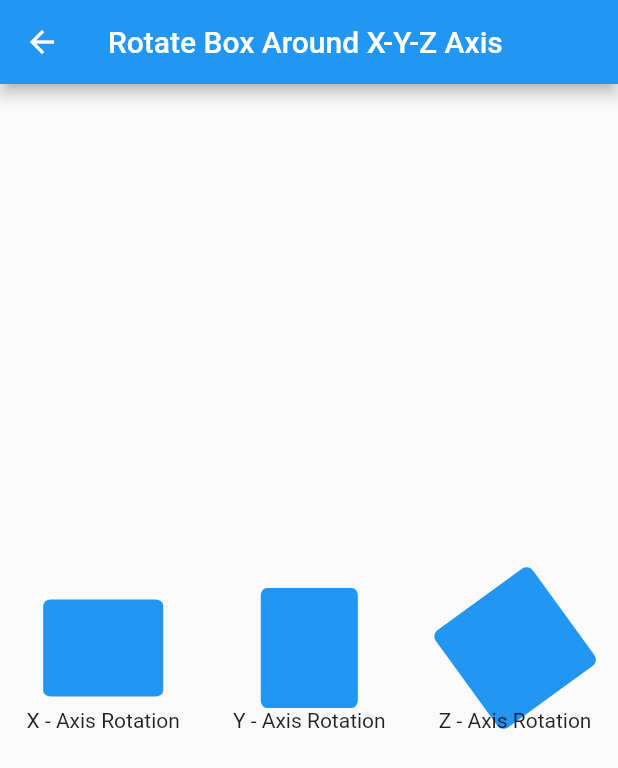
After one commit to maykhid/my-flutter-animations, a Flutter app: the RotateBoxAroundYAxis screen opened by its route, on a phone screen of 412 x 824 dp. The commit adds this screen. Shown: the top 768 px of the screen. Run offline on Flutter 3.47's test engine with Material 2 defaults, Android fonts, the phone set to English and light mode, and no system bars.

Commit message:
update: animate boxes that rotates about x, y, z axis

```diff
--- /dev/null
+++ b/lib/app/screens/box_rotates_X_Y_Z_axis.dart
@@ -0,0 +1,128 @@
+// ignore: file_names
+
+///* Note to Self:
+/// pi = 180°, 2pi = 360°
+/// alignment param in Transform, dictates the pivot point e.g topLeft - means hold the top left corner of the widget
+///
+import 'dart:math';
+
+import 'package:flutter/material.dart';
+
+class RotateBoxAroundYAxis extends StatefulWidget {
+  const RotateBoxAroundYAxis({super.key});
+
+  @override
+  State<RotateBoxAroundYAxis> createState() => _RotateBoxAroundYAxisState();
+}
+
+class _RotateBoxAroundYAxisState extends State<RotateBoxAroundYAxis>
+    with SingleTickerProviderStateMixin {
+  late AnimationController _rotationController;
+  late Animation<double> _rotation;
+
+  @override
+  void initState() {
+    super.initState();
+
+    _rotationController = AnimationController(
+      duration: const Duration(milliseconds: 1000),
+      vsync: this,
+    )..repeat();
+
+    // generate values from 0 --> 2 * pi (in rad), basically from 0 - 360° (in degrees)
+    _rotation =
+        Tween<double>(begin: 0.0, end: 2 * pi).animate(_rotationController);
+  }
+
+  @override
+  void dispose() {
+    _rotationController.dispose();
+    super.dispose();
+  }
+
+  @override
+  Widget build(BuildContext context) {
+    return Scaffold(
+      appBar: AppBar(
+        title: const Text('Rotate Box Around X-Y-Z Axis'),
+      ),
+      body: Row(
+        mainAxisAlignment: MainAxisAlignment.spaceAround,
+        crossAxisAlignment: CrossAxisAlignment.center,
+        children: [
+          // X - Axis Rotation
+          Column(
+            mainAxisAlignment: MainAxisAlignment.center,
+            children: [
+              AnimatedBuilder(
+                  animation: _rotation,
+                  builder: (context, _) {
+                    return Transform(
+                      transform: Matrix4.identity()..rotateX(_rotation.value),
+                      alignment: Alignment.center,
+                      child: Container(
+                        height: 80,
+                        width: 80,
+                        decoration: BoxDecoration(
+                          color: Colors.blue,
+                          borderRadius: BorderRadius.circular(5),
+                        ),
+                      ),
+                    );
+                  }),
+              const Text('X - Axis Rotation'),
+            ],
+          ),
+
+          // Y - Axis Rotation
+          Column(
+            mainAxisAlignment: MainAxisAlignment.center,
+            children: [
+              AnimatedBuilder(
+                  animation: _rotation,
+                  builder: (context, _) {
+                    return Transform(
+                      transform: Matrix4.identity()..rotateY(_rotation.value),
+                      alignment: Alignment.center,
+                      child: Container(
+                        height: 80,
+                        width: 80,
+                        decoration: BoxDecoration(
+                          color: Colors.blue,
+                          borderRadius: BorderRadius.circular(5),
+                        ),
+                      ),
+                    );
+                  }),
+              const Text('Y - Axis Rotation')
+            ],
+          ),
+
+          // Z - Axis Rotation
+          Column(
+            mainAxisAlignment: MainAxisAlignment.center,
+            children: [
+              AnimatedBuilder(
+                  animation: _rotation,
+                  builder: (context, _) {
+                    return Transform(
+                      transform: Matrix4.identity()..rotateZ(_rotation.value),
+                      alignment: Alignment.center,
+                      child: Container(
+                        height: 80,
+                        width: 80,
+                        decoration: BoxDecoration(
+                          color: Colors.blue,
+                          borderRadius: BorderRadius.circular(5),
+                        ),
+                      ),
+                    );
+                  }),
+              const Text('Z - Axis Rotation')
+            ],
+          ),
+        ],
+      ),
+    );
+  }
+}
--- a/lib/app/screens/home.dart
+++ b/lib/app/screens/home.dart
@@ -22,14 +22,19 @@ class Home extends StatelessWidget {
           ),
           ListTile(
             title: const Text('Multiple Bouncing Balls'),
-            onTap: () =>
-                NavigationService().navigateTo(RouteRegistry.multipleBouncingBalls),
+            onTap: () => NavigationService()
+                .navigateTo(RouteRegistry.multipleBouncingBalls),
           ),
           ListTile(
             title: const Text('Running Late'),
             onTap: () =>
                 NavigationService().navigateTo(RouteRegistry.runningLate),
           ),
+          ListTile(
+            title: const Text('Rotate Box Around X-Y-Z Axis'),
+            onTap: () => NavigationService()
+                .navigateTo(RouteRegistry.rotateBoxAroundXYZAxis),
+          ),
         ],
       ),
     );
--- a/lib/core/route/route_names.dart
+++ b/lib/core/route/route_names.dart
@@ -1,6 +1,7 @@
 class RouteRegistry {
   static const String root = '/';
   static const String bouncingBall = 'bouncingBallRoute';
+  static const String rotateBoxAroundXYZAxis = 'rotateBoxAroundX-Y-Z-Axis';
   static const String multipleBouncingBalls = 'multipleBouncingBalls';
   static const String runningLate = 'runningLate';
 }
--- a/lib/core/route/router.dart
+++ b/lib/core/route/router.dart
@@ -1,4 +1,5 @@
 import 'package:flutter/material.dart';
+import 'package:flutter_animations/app/screens/box_rotates_X_Y_Z_axis.dart';
 import 'package:flutter_animations/app/screens/multi_bouncing_balls.dart';
 // import 'package:flutter_animations/app/screens/running_late.dart';
 import 'package:flutter_animations/core/route/route_names.dart';
@@ -16,8 +17,8 @@ class RouterSetup {
             builder: (_) => const BouncingBall(title: 'Bouncing Ball'));
       case RouteRegistry.multipleBouncingBalls:
         return MaterialPageRoute(builder: (_) => const MultiBouncingBalls());
-      // case RouteRegistry.runningLate:
-      //   return MaterialPageRoute(builder: (_) => const RunningLate());
+      case RouteRegistry.rotateBoxAroundXYZAxis:
+        return MaterialPageRoute(builder: (_) => const RotateBoxAroundYAxis());
       default:
         return MaterialPageRoute(builder: (_) => const Home());
     }
```
